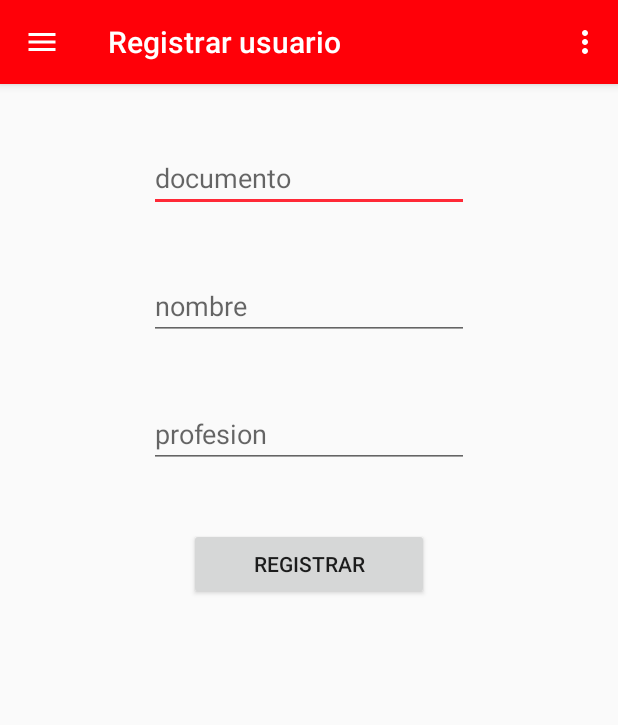
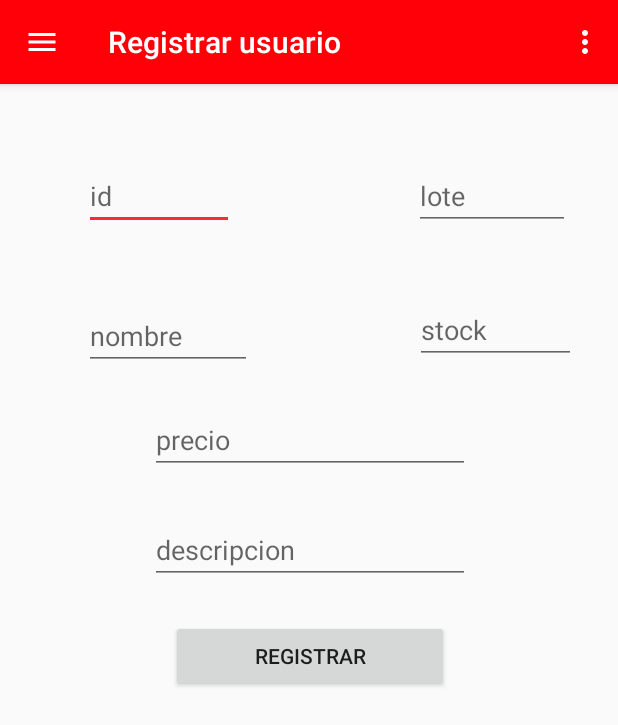
Before and after one commit to montes8/demo_DBRemota, an Android app: the HomeActivity screen opened directly, with no data from a screen before it, in the side drawer, after a tap on "Registrar usuario", on a phone screen of 412 x 824 dp. Shown: the top 725 px of the screen. Run offline under Robolectric (Android 15) with nearby library versions, the phone set to English and light mode, and no system bars; 1 statement that could not run was skipped.

Commit message:
cargando peticiones a fragment

```diff
--- a/app/src/main/java/com/example/thais/demowebservice/DemoActivity.kt
+++ b/app/src/main/java/com/example/thais/demowebservice/DemoActivity.kt
@@ -2,16 +2,6 @@ package com.example.thais.demowebservice
 
 import android.support.v7.app.AppCompatActivity
 import android.os.Bundle
-import android.util.Log
-import android.widget.Toast
-import com.example.thais.demowebservice.entidades.Producto
-import kotlinx.android.synthetic.main.activity_demo.*
-import retrofit2.Call
-import retrofit2.Callback
-import retrofit2.Response
-
-
-
 
 class DemoActivity : AppCompatActivity() {
 
@@ -19,38 +9,5 @@ class DemoActivity : AppCompatActivity() {
         super.onCreate(savedInstanceState)
         setContentView(R.layout.activity_demo)
 
-
-        val galaxyService = ProductoService.create()
-        val respuestaCallback = galaxyService.obtenerProductos()
-        val p= Producto(10,"phone nokia",1000.00,5,5,"nuevo movil")
-
-
-        val mandardatos =  galaxyService.registrar(p)
-
-        mandardatos.enqueue(object :Callback<Producto>{
-            override fun onResponse(call: Call<Producto>?, response: Response<Producto>?) {
-                val respuesta = response?.body()
-                edit_listademo.text = respuesta.toString()
-
-            }
-
-            override fun onFailure(call: Call<Producto>?, t: Throwable?) {
-
-            }
-        })
-
-      /*  respuestaCallback.enqueue(object: Callback<ArrayList<Producto>>{
-            override fun onResponse(call: Call<ArrayList<Producto>>?, response: Response<ArrayList<Producto>>?) {
-                val listaProductos = response?.body()
-                Log.d("listausuarios",""+listaProductos)
-                edit_listademo.text = listaProductos.toString()
-            }
-            override fun onFailure(call: Call<ArrayList<Producto>>?, t: Throwable?) {
-                Toast.makeText(this@DemoActivity,"errorrr",Toast.LENGTH_LONG).show()
-
-            }
-        })*/
-
-
     }
 }
--- a/app/src/main/java/com/example/thais/demowebservice/HomeActivity.kt
+++ b/app/src/main/java/com/example/thais/demowebservice/HomeActivity.kt
@@ -9,9 +9,7 @@ import android.support.v4.view.GravityCompat
 import android.support.v4.widget.DrawerLayout
 import android.view.Menu
 import android.view.MenuItem
-import com.example.thais.demowebservice.fragments.BienvenidaFragment
-import com.example.thais.demowebservice.fragments.DesarrolladorFragment
-import com.example.thais.demowebservice.fragments.RegistrarUsuarioFragment
+import com.example.thais.demowebservice.fragments.*
 import kotlinx.android.synthetic.main.activity_home.*
 
 
@@ -30,7 +28,7 @@ class HomeActivity : AppCompatActivity() {
         setSupportActionBar(mToolbar_home)
         supportActionBar!!.setHomeAsUpIndicator(R.drawable.ic_navigation)//definimco que imagen queremos llamr la imagen
         supportActionBar!!.setDisplayHomeAsUpEnabled(true)//habilitamos el icono
-        cambiarFragmento(RegistrarUsuarioFragment(),navigationView?.menu.getItem(0))
+        cambiarFragmento(BienvenidaFragment(),navigationView?.menu.getItem(0))
         navegacionDrawer()
     }
 
@@ -66,11 +64,15 @@ class HomeActivity : AppCompatActivity() {
                     gestorDeFragmentos = true
                 }
                 R.id.nav_registro -> {
-                    fragment = RegistrarUsuarioFragment()
+                    fragment = RegistarProductoFragment()
                     gestorDeFragmentos = true
                 }
                 R.id.nav_desarrollador -> {
                    fragment = DesarrolladorFragment()
+                    gestorDeFragmentos = true
+                }
+                R.id.nav_producto_id ->{
+                    fragment = ConsultarProductoIdFragment()
                     gestorDeFragmentos = true
                 }
 
--- a/app/src/main/java/com/example/thais/demowebservice/fragments/BienvenidaFragment.kt
+++ b/app/src/main/java/com/example/thais/demowebservice/fragments/BienvenidaFragment.kt
@@ -3,18 +3,47 @@ package com.example.thais.demowebservice.fragments
 
 import android.os.Bundle
 import android.support.v4.app.Fragment
+import android.util.Log
 import android.view.LayoutInflater
 import android.view.View
 import android.view.ViewGroup
+import android.widget.Toast
+import com.example.thais.demowebservice.ProductoService
 
 import com.example.thais.demowebservice.R
+import com.example.thais.demowebservice.entidades.Producto
+import kotlinx.android.synthetic.main.activity_demo.*
+import kotlinx.android.synthetic.main.fragment_bienvenida.*
+import retrofit2.Call
+import retrofit2.Callback
+import retrofit2.Response
 
 class BienvenidaFragment : Fragment() {
-
+    var miVista : View? = null
     override fun onCreateView(inflater: LayoutInflater, container: ViewGroup?,
                               savedInstanceState: Bundle?): View? {
         // Inflate the layout for this fragment
-        return inflater.inflate(R.layout.fragment_bienvenida, container, false)
+        miVista = inflater.inflate(R.layout.fragment_bienvenida, container, false)
+
+        val galaxyService = ProductoService.create()
+
+        val respuestaCallback = galaxyService.obtenerProductos()
+
+        respuestaCallback.enqueue(object: Callback<ArrayList<Producto>> {
+            override fun onResponse(call: Call<ArrayList<Producto>>?, response: Response<ArrayList<Producto>>?) {
+                val listaProductos = response?.body()
+                Log.d("lista",""+listaProductos)
+                Toast.makeText(context,"lista productos cargada",Toast.LENGTH_LONG).show()
+                bienvenida.text = listaProductos.toString()
+            }
+            override fun onFailure(call: Call<ArrayList<Producto>>?, t: Throwable?) {
+                Toast.makeText(context,"errorrr", Toast.LENGTH_LONG).show()
+
+            }
+        })
+
+
+        return miVista
     }
 
 
--- a/app/src/main/java/com/example/thais/demowebservice/fragments/RegistrarUsuarioFragment.kt
+++ b/app/src/main/java/com/example/thais/demowebservice/fragments/ConsultarProductoIdFragment.kt
@@ -9,9 +9,9 @@ import android.view.ViewGroup
 import com.example.thais.demowebservice.R
 
 
-var miVista : View? = null
-class RegistrarUsuarioFragment : Fragment(){
+class ConsultarProductoIdFragment : Fragment(){
 
+    var miVista : View? = null
     override fun onCreateView(inflater: LayoutInflater, container: ViewGroup?,
                               savedInstanceState: Bundle?): View? {
         miVista = inflater.inflate(R.layout.fragment_registrar_usuario, container, false)
--- /dev/null
+++ b/app/src/main/java/com/example/thais/demowebservice/fragments/RegistarProductoFragment.kt
@@ -0,0 +1,58 @@
+package com.example.thais.demowebservice.fragments
+
+
+import android.os.Bundle
+import android.support.v4.app.Fragment
+import android.view.LayoutInflater
+import android.view.View
+import android.view.ViewGroup
+import android.widget.Toast
+import com.example.thais.demowebservice.ProductoService
+
+import com.example.thais.demowebservice.R
+import com.example.thais.demowebservice.entidades.Producto
+import retrofit2.Call
+import retrofit2.Callback
+import retrofit2.Response
+
+
+class RegistarProductoFragment : Fragment() {
+    var miVista : View? = null
+    override fun onCreateView(inflater: LayoutInflater, container: ViewGroup?,
+                              savedInstanceState: Bundle?): View? {
+      miVista = inflater.inflate(R.layout.fragment_registrar_producto_id, container, false)
+
+        val btnregistrar = miVista?.findViewById<View>(R.id.button_registrar)
+
+        btnregistrar?.setOnClickListener {
+
+            val galaxyService = ProductoService.create()
+
+            val p = Producto(11, "phone hawei", 1000.00, 10, 10, "nuevo phone G8")
+
+
+            val mandardatos = galaxyService.registrar(p)
+
+            mandardatos.enqueue(object : Callback<Producto> {
+                override fun onResponse(call: Call<Producto>?, response: Response<Producto>?) {
+                    val respuesta = response?.body()
+                    Toast.makeText(context,"producto registrado",Toast.LENGTH_LONG).show()
+
+
+                }
+
+                override fun onFailure(call: Call<Producto>?, t: Throwable?) {
+
+                }
+            })
+
+        }
+
+
+
+
+        return miVista
+    }
+
+
+}
--- a/app/src/main/res/layout/fragment_bienvenida.xml
+++ b/app/src/main/res/layout/fragment_bienvenida.xml
@@ -7,6 +7,7 @@
 
     <!-- TODO: Update blank fragment layout -->
     <TextView
+        android:id="@+id/bienvenida"
         android:layout_width="match_parent"
         android:layout_height="match_parent"
         android:text="Bienvedido"
--- /dev/null
+++ b/app/src/main/res/layout/fragment_registrar_producto_id.xml
@@ -0,0 +1,101 @@
+<?xml version="1.0" encoding="utf-8"?>
+<android.support.constraint.ConstraintLayout
+    xmlns:android="http://schemas.android.com/apk/res/android"
+    xmlns:app="http://schemas.android.com/apk/res-auto"
+    xmlns:tools="http://schemas.android.com/tools"
+    android:layout_width="match_parent"
+    android:layout_height="match_parent"
+    tools:context=".fragments.RegistarProductoFragment">
+
+
+    <EditText
+        android:id="@+id/edit_id_producto"
+        android:layout_width="100dp"
+        android:layout_height="wrap_content"
+        android:layout_marginStart="56dp"
+        android:layout_marginTop="52dp"
+        android:ems="10"
+        android:hint="id"
+        android:inputType="textPersonName"
+        app:layout_constraintStart_toStartOf="parent"
+        app:layout_constraintTop_toTopOf="parent" />
+
+    <EditText
+        android:id="@+id/edit_nombre_producto"
+        android:layout_width="112dp"
+        android:layout_height="wrap_content"
+        android:layout_marginStart="56dp"
+        android:layout_marginTop="48dp"
+        android:ems="10"
+        android:hint="nombre"
+        android:inputType="textPersonName"
+        app:layout_constraintStart_toStartOf="parent"
+        app:layout_constraintTop_toBottomOf="@+id/edit_id_producto" />
+
+    <EditText
+        android:id="@+id/edit_precio_producto"
+        android:layout_width="wrap_content"
+        android:layout_height="wrap_content"
+        android:layout_marginEnd="8dp"
+        android:layout_marginStart="8dp"
+        android:layout_marginTop="24dp"
+        android:ems="10"
+        android:hint="precio"
+        android:inputType="textPersonName"
+        app:layout_constraintEnd_toEndOf="parent"
+        app:layout_constraintHorizontal_bias="0.505"
+        app:layout_constraintStart_toStartOf="parent"
+        app:layout_constraintTop_toBottomOf="@+id/edit_nombre_producto" />
+
+    <EditText
+        android:id="@+id/edit_lote_producto"
+        android:layout_width="104dp"
+        android:layout_height="wrap_content"
+        android:layout_marginEnd="32dp"
+        android:layout_marginTop="52dp"
+        android:ems="10"
+        android:hint="lote"
+        android:inputType="textPersonName"
+        app:layout_constraintEnd_toEndOf="parent"
+        app:layout_constraintTop_toTopOf="parent" />
+
+    <EditText
+        android:id="@+id/edit_stock_producto"
+        android:layout_width="107dp"
+        android:layout_height="wrap_content"
+        android:layout_marginEnd="28dp"
+        android:layout_marginTop="44dp"
+        android:ems="10"
+        android:hint="stock"
+        android:inputType="textPersonName"
+        app:layout_constraintEnd_toEndOf="parent"
+        app:layout_constraintTop_toBottomOf="@+id/edit_lote_producto" />
+
+    <EditText
+        android:id="@+id/edit_descripcion_producto"
+        android:layout_width="wrap_content"
+        android:layout_height="wrap_content"
+        android:layout_marginEnd="8dp"
+        android:layout_marginStart="8dp"
+        android:layout_marginTop="28dp"
+        android:ems="10"
+        android:hint="descripcion"
+        android:inputType="textPersonName"
+        app:layout_constraintEnd_toEndOf="parent"
+        app:layout_constraintHorizontal_bias="0.505"
+        app:layout_constraintStart_toStartOf="parent"
+        app:layout_constraintTop_toBottomOf="@+id/edit_precio_producto" />
+
+    <Button
+        android:id="@+id/button_registrar"
+        android:layout_width="185dp"
+        android:layout_height="wrap_content"
+        android:layout_marginEnd="8dp"
+        android:layout_marginStart="8dp"
+        android:layout_marginTop="24dp"
+        android:text="registrar"
+        app:layout_constraintEnd_toEndOf="parent"
+        app:layout_constraintHorizontal_bias="0.504"
+        app:layout_constraintStart_toStartOf="parent"
+        app:layout_constraintTop_toBottomOf="@+id/edit_descripcion_producto" />
+</android.support.constraint.ConstraintLayout>
--- a/app/src/main/res/menu/activity_main_drawer.xml
+++ b/app/src/main/res/menu/activity_main_drawer.xml
@@ -11,6 +11,11 @@
             android:id="@+id/nav_registro"
             android:icon="@android:drawable/ic_menu_add"
             android:title="Registrar usuario" />
+        <item
+            android:id="@+id/nav_producto_id"
+            android:icon="@android:drawable/ic_menu_add"
+            android:title="Registro producto segun id" />
+
 
 
     </group>
```
